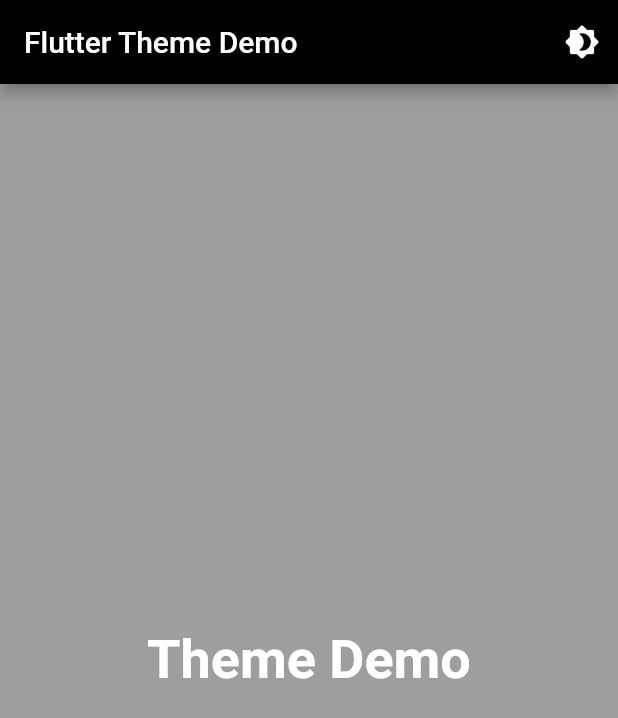
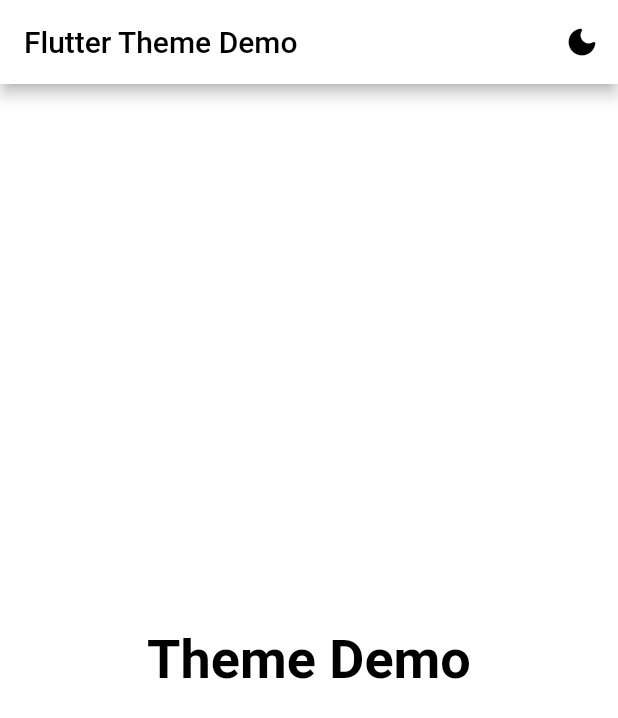
Before and after one commit to Netesh5/flutter_theme_management, a Flutter app: the Homepage screen opened directly, after a tap on the "brightness 4" icon, on a phone screen of 412 x 824 dp. Shown: the top 718 px of the screen. Run offline on Flutter 3.47's test engine with Material 2 defaults, Android fonts, the light colour scheme and no system bars; Roboto replaces fonts that are missing (ubuntu).

Commit message:
theme_provider

```diff
--- a/lib/main.dart
+++ b/lib/main.dart
@@ -10,14 +10,15 @@ void main() {
 class Myapp extends StatelessWidget {
   @override
   Widget build(BuildContext context) {
-    return ChangeNotifierProvider<customTheme>(
+    return ChangeNotifierProvider(
       create: (context) => customTheme(),
-      builder: (context, _) => MaterialApp(
+      builder: (context, child) => MaterialApp(
         debugShowCheckedModeBanner: false,
-        themeMode: customTheme.currentTheme,
+        themeMode: Provider.of<customTheme>(context)
+            .currentTheme, //as whole UI need to be change so i am using Provider.of<T>(context)
         theme: customTheme.lightTheme,
         darkTheme: customTheme.darkTheme,
-        home: const Homepage(),
+        home: Homepage(),
       ),
     );
   }
--- a/lib/screens/homepage.dart
+++ b/lib/screens/homepage.dart
@@ -3,8 +3,6 @@ import 'package:provider/provider.dart';
 import 'package:theme_management/themes/themes.dart';
 
 class Homepage extends StatefulWidget {
-  const Homepage({Key? key}) : super(key: key);
-
   @override
   State<Homepage> createState() => _HomepageState();
 }
@@ -16,14 +14,20 @@ class _HomepageState extends State<Homepage> {
         appBar: AppBar(
           backgroundColor: Theme.of(context).backgroundColor,
           iconTheme: Theme.of(context).iconTheme,
-          title: const Text("Flutter Theme Demo"),
+          title: const Text(
+            "Flutter Theme Demo",
+            style: TextStyle(fontFamily: "ubuntu"),
+          ),
           actions: [
-            IconButton(
-                onPressed: () {
-                  Provider.of<customTheme>(context, listen: false)
-                      .toogleTheme();
-                }, //as whole UI need to be change so i am using Provider.of<T>(context)
-                icon: const Icon(Icons.brightness_4_rounded)),
+            Consumer<customTheme>(
+              builder: (context, value, child) => IconButton(
+                  onPressed: () {
+                    value.toogleTheme();
+                  },
+                  icon: customTheme.isDarkThemeEnable
+                      ? const Icon(Icons.brightness_4_rounded)
+                      : const Icon(Icons.dark_mode_rounded)),
+            ),
           ],
           toolbarTextStyle: Theme.of(context).textTheme.bodyText2,
           titleTextStyle: Theme.of(context).textTheme.headline6,
@@ -31,7 +35,10 @@ class _HomepageState extends State<Homepage> {
         body: const Center(
           child: Text(
             "Theme Demo",
-            style: TextStyle(fontWeight: FontWeight.bold, fontSize: 36),
+            style: TextStyle(
+                fontWeight: FontWeight.bold,
+                fontSize: 36,
+                fontFamily: "ubuntu"),
           ),
         ));
   }
--- a/lib/themes/themes.dart
+++ b/lib/themes/themes.dart
@@ -1,13 +1,13 @@
 import 'package:flutter/material.dart';
 
 class customTheme with ChangeNotifier {
-  static bool _isDarkThemeEnable = true;
-  static ThemeMode get currentTheme =>
-      _isDarkThemeEnable ? ThemeMode.dark : ThemeMode.light;
+  static bool isDarkThemeEnable = true;
+  ThemeMode get currentTheme =>
+      isDarkThemeEnable ? ThemeMode.dark : ThemeMode.light;
 
   void toogleTheme() {
-    _isDarkThemeEnable =
-        !_isDarkThemeEnable; // to make false to Dark theme as btn is pressed
+    isDarkThemeEnable =
+        !isDarkThemeEnable; // to make false to Dark theme as btn is pressed
     notifyListeners();
   }
 
@@ -17,6 +17,7 @@ class customTheme with ChangeNotifier {
         backgroundColor: Colors.white,
         scaffoldBackgroundColor: Colors.white,
         iconTheme: const IconThemeData(color: Colors.black),
+        fontFamily: "ubuntu",
         textTheme: const TextTheme(
           headline1: TextStyle(color: Colors.black),
           headline2: TextStyle(color: Colors.black),
@@ -32,6 +33,7 @@ class customTheme with ChangeNotifier {
       backgroundColor: Colors.black,
       scaffoldBackgroundColor: Colors.grey,
       iconTheme: const IconThemeData(color: Colors.white),
+      fontFamily: "ubuntu",
       textTheme: const TextTheme(
         headline1: TextStyle(color: Colors.white),
         headline2: TextStyle(color: Colors.white),
```
